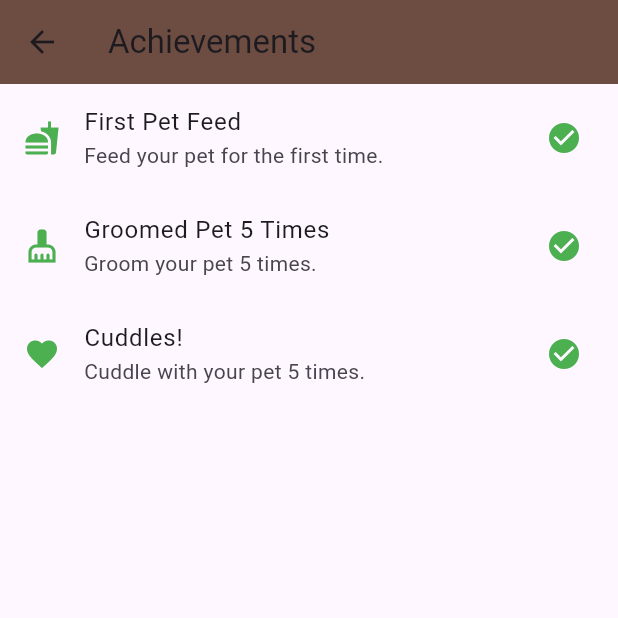
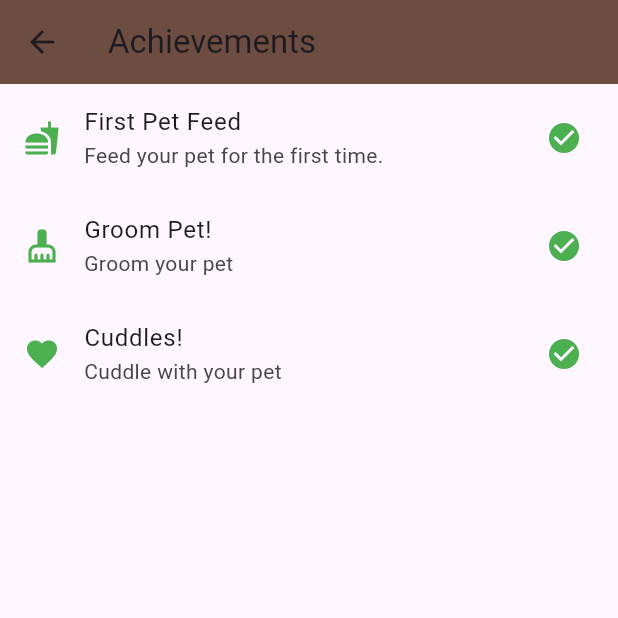
Before and after one commit to yoko3new/Virtual-Pet-App, a Flutter app: the achievementsPage screen opened by its route, on a phone screen of 412 x 824 dp, the top half of it. Run offline on Flutter 3.47's test engine with Material 3 defaults, Android fonts, the phone set to English and light mode, and no system bars.

Commit message:
Add files via upload

```diff
--- a/lib/pages/achievements.dart
+++ b/lib/pages/achievements.dart
@@ -22,14 +22,14 @@ class achievementsPage extends StatelessWidget {
         isAchieved: hasFedPet,
       ),
       Achievement(
-        title: "Groomed Pet 5 Times",
-        description: "Groom your pet 5 times.",
+        title: "Groom Pet!",
+        description: "Groom your pet",
         icon: Icons.cleaning_services,
         isAchieved: hasGroomedPet,
       ),
       Achievement(
         title: "Cuddles!",
-        description: "Cuddle with your pet 5 times.",
+        description: "Cuddle with your pet",
         icon: Icons.favorite,
         isAchieved: hasCuddledPet,
       ),
```
